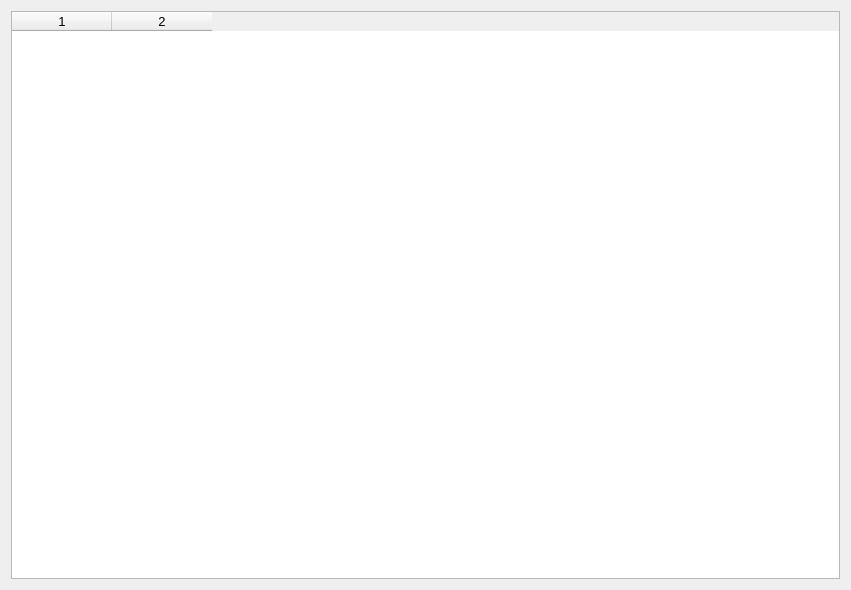
xiaohanglei/BiShe, file NFAS/devicewidget.ui: the form before one commit.
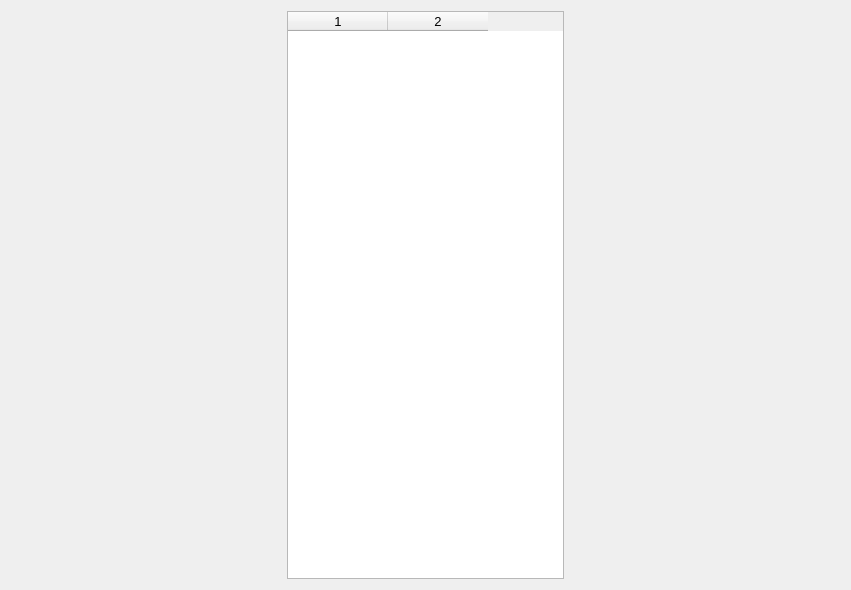
The form after the commit.

```diff
--- a/NFAS/devicewidget.ui
+++ b/NFAS/devicewidget.ui
@@ -13,7 +13,20 @@
   <property name="windowTitle">
    <string>Form</string>
   </property>
-  <layout class="QVBoxLayout" name="verticalLayout">
+  <layout class="QHBoxLayout" name="horizontalLayout">
+   <item>
+    <spacer name="horizontalSpacer">
+     <property name="orientation">
+      <enum>Qt::Horizontal</enum>
+     </property>
+     <property name="sizeHint" stdset="0">
+      <size>
+       <width>271</width>
+       <height>20</height>
+      </size>
+     </property>
+    </spacer>
+   </item>
    <item>
     <widget class="QTableWidget" name="devicetable">
      <property name="font">
@@ -37,6 +50,19 @@
      <column/>
     </widget>
    </item>
+   <item>
+    <spacer name="horizontalSpacer_2">
+     <property name="orientation">
+      <enum>Qt::Horizontal</enum>
+     </property>
+     <property name="sizeHint" stdset="0">
+      <size>
+       <width>271</width>
+       <height>20</height>
+      </size>
+     </property>
+    </spacer>
+   </item>
   </layout>
  </widget>
  <resources/>
```
